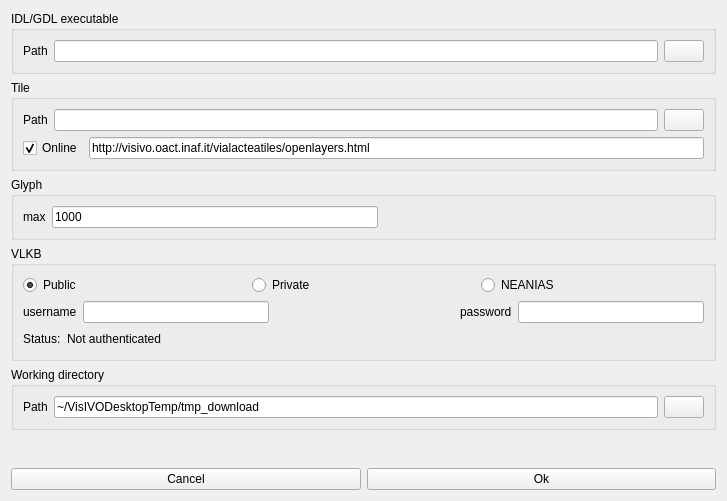
Above: Code/ui/settingform.ui from VisIVOLab/ViaLacteaVisualAnalytics before the change. Below: the same form after it.
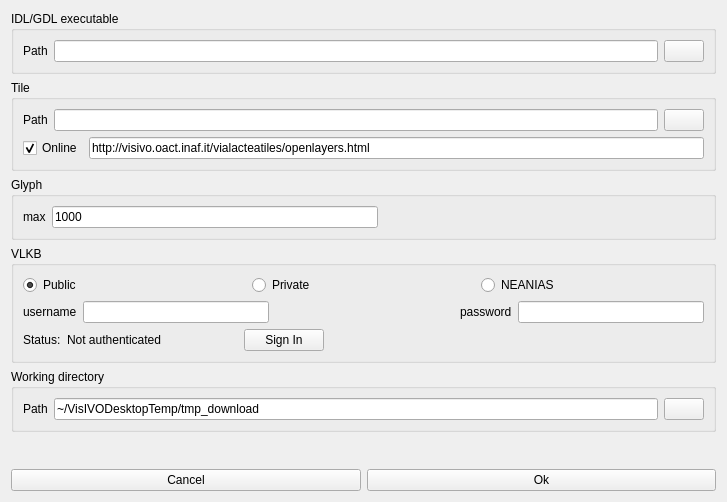
That is the form after the change. Icons and pictures are not drawn.

Commit message: Prompts the user to login at startup

```diff
--- a/Code/ui/settingform.ui
+++ b/Code/ui/settingform.ui
@@ -7,7 +7,7 @@
     <x>0</x>
     <y>0</y>
     <width>727</width>
-    <height>501</height>
+    <height>502</height>
    </rect>
   </property>
   <property name="windowTitle">
@@ -245,6 +245,29 @@
           </property>
          </spacer>
         </item>
+        <item>
+         <widget class="QPushButton" name="loginButton">
+          <property name="text">
+           <string>Sign In</string>
+          </property>
+         </widget>
+        </item>
+        <item>
+         <spacer name="horizontalSpacer_4">
+          <property name="orientation">
+           <enum>Qt::Horizontal</enum>
+          </property>
+          <property name="sizeType">
+           <enum>QSizePolicy::Preferred</enum>
+          </property>
+          <property name="sizeHint" stdset="0">
+           <size>
+            <width>380</width>
+            <height>20</height>
+           </size>
+          </property>
+         </spacer>
+        </item>
        </layout>
       </item>
      </layout>
```
The commit also changes 3 other files.
